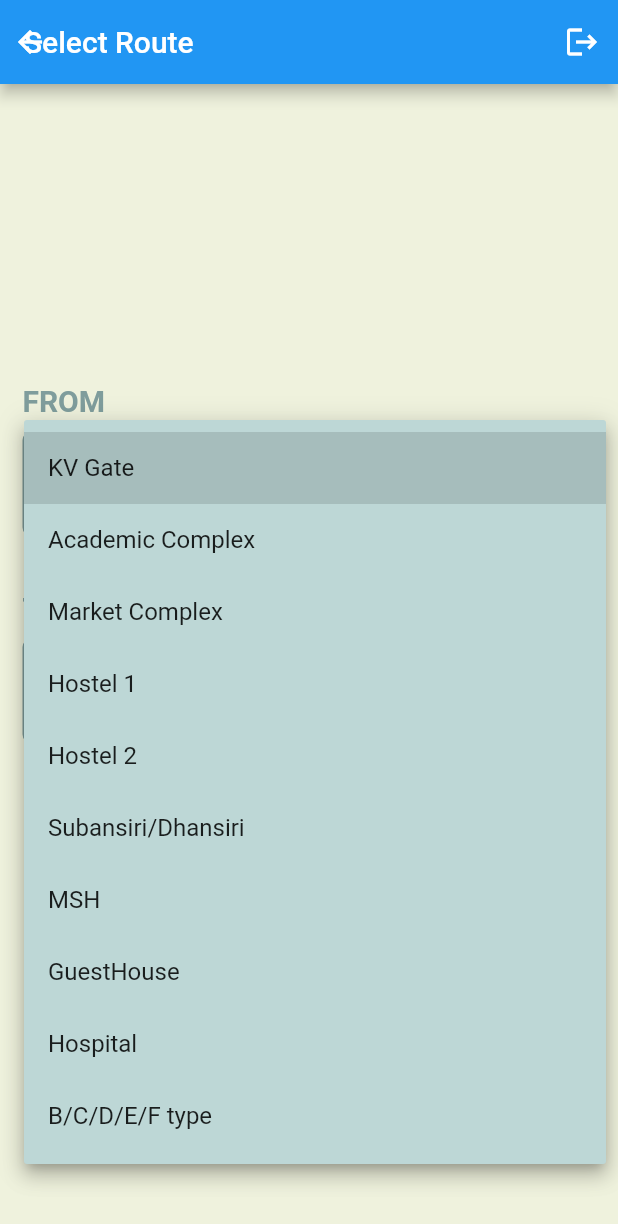
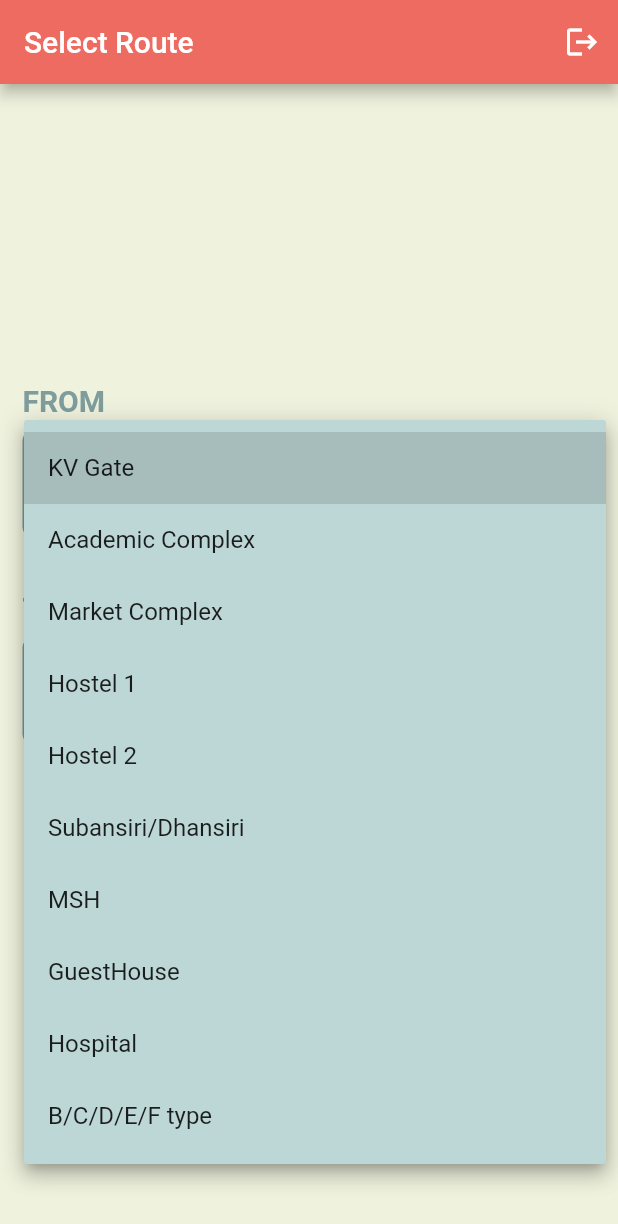
Before and after one commit to Sparsh752/E-rickshaw-3, a Flutter app: the SelectRoute screen opened directly, after a tap on the "keyboard arrow down" icon, on a phone screen of 412 x 824 dp. Shown: the top 1224 px of the screen. Run offline on Flutter 3.47's test engine with Material 2 defaults, Android fonts, the phone set to English and light mode, and no system bars; our stand-ins replace cloud_firestore, firebase_auth, firebase_core, firebase_storage, fluttertoast; missing offline and left inert: cloud_firestore_web, firebase_auth_web, firebase_core_web; accounts and stored records are empty.

Commit message:
color change

```diff
--- a/lib/screens/driver_card/DriverOptions.dart
+++ b/lib/screens/driver_card/DriverOptions.dart
@@ -27,19 +27,15 @@ class _DriverOptionsState extends State<DriverOptions> {
   initialise(){
     db=Databases();
     db.initialise();
-    db.read().then((value) => {
-      setState((){
-        docs=value;
-      })
-    });
   }
   late Timer timer;
   late String _uid;
   @override
   void initState(){
     super.initState();
+    initialise();
     timer=Timer.periodic(Duration(seconds: 1), (timer) {
-      initialise();
+      Reload();
     });
     // initialise();
     _uid=auth.currentUser?.uid.toString()??"";
@@ -119,4 +115,10 @@ class _DriverOptionsState extends State<DriverOptions> {
       ),
     );
   }
+  Future<void> Reload() async {
+    db.read().then((value) => {
+      setState((){
+        docs=value;
+      })
+    });}
 }
--- a/lib/screens/select_route.dart
+++ b/lib/screens/select_route.dart
@@ -35,7 +35,9 @@ class _SelectRouteState extends State<SelectRoute> {
       backgroundColor: Color.fromRGBO(239, 242, 221, 1),
       appBar: AppBar(
         leadingWidth: 0,
+        leading: Text(''),
         title: Text('Select Route'),
+        backgroundColor: Color.fromRGBO(238, 107, 97, 1.0),
         actions: [
           IconButton(
               onPressed: (){
```
